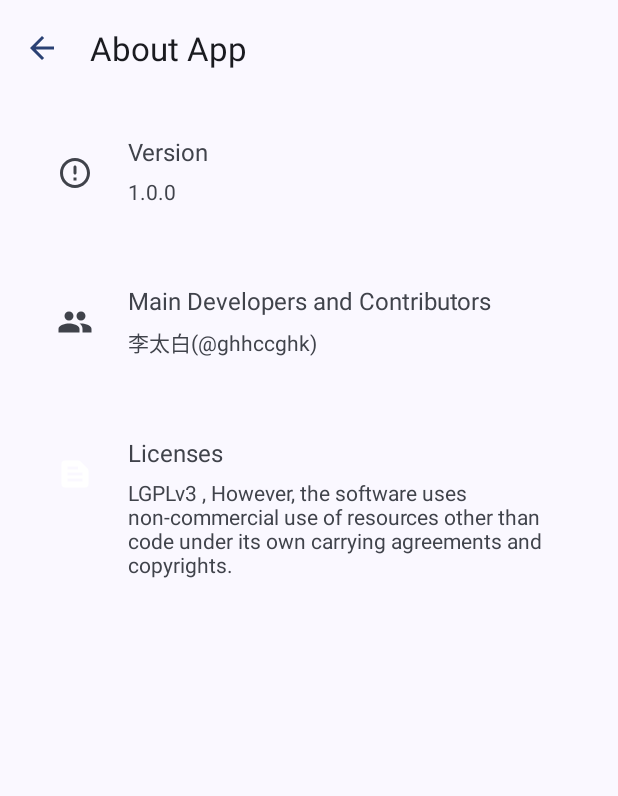
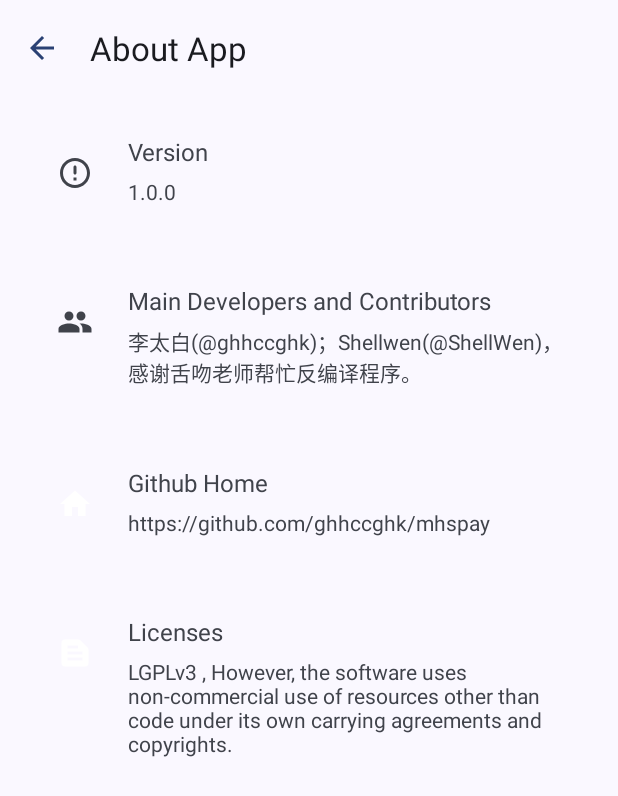
Before and after one commit to ghhccghk/mhspay, an Android app built with Jetpack Compose: the AboutFragment screen opened directly, with no data from a screen before it, after a tap on "Licenses", on a phone screen of 412 x 824 dp. Shown: the top 796 px of the screen. Run offline under Robolectric (Android 15) with nearby library versions, the phone set to English and light mode, and no system bars.

Commit message:
优化关于界面

```diff
--- a/app/src/main/java/com/mihuashi/paybyfinger/ui/fragment/AboutFragment.kt
+++ b/app/src/main/java/com/mihuashi/paybyfinger/ui/fragment/AboutFragment.kt
@@ -9,6 +9,7 @@ import android.view.View
 import android.view.ViewGroup
 import android.widget.ImageView
 import android.widget.TextView
+import android.widget.Toast
 import androidx.appcompat.app.AppCompatActivity
 import androidx.recyclerview.widget.LinearLayoutManager
 import androidx.recyclerview.widget.RecyclerView
@@ -34,18 +35,26 @@ class AboutFragment : AppCompatActivity() {
         val items = listOf(
             ListItem(this.getString(R.string.version_name), BuildConfig.VERSION_NAME,R.drawable.ic_round_error_outline),
             ListItem(this.getString(R.string.Developers), this.getString(R.string.Developers_name),R.drawable.people),
+            ListItem(this.getString(R.string.github_home), this.getString(R.string.github_home_name),R.drawable.baseline_home_24),
             ListItem(this.getString(R.string.licenses), this.getString(R.string.licenses_name),R.drawable.baseline_text_snippet_24)
         )
 
         // 初始化适配器并设置点击事件
         val adapter = ListAdapter(items) { item ->
             // 点击事件处理
-            if (item.title == this.getString(R.string.Developers)) {
+            if (item.title == this.getString(R.string.github_home)) {
                 val url = "https://github.com/ghhccghk/mhspay"
                 val intent = Intent(Intent.ACTION_VIEW, Uri.parse(url))
                 startActivity(intent)
             }
-            //Toast.makeText(this, "Clicked: ${item.title}", Toast.LENGTH_SHORT).show()
+            if (item.title == this.getString(R.string.licenses)) {
+                val url = "https://www.gnu.org/licenses/lgpl-3.0.txt"
+                val intent = Intent(Intent.ACTION_VIEW, Uri.parse(url))
+                startActivity(intent)
+            }
+            if (item.title == this.getString(R.string.version_name)) {
+                Toast.makeText(this,this.getString(R.string.play_yuanshen),Toast.LENGTH_SHORT).show()
+            }
         }
 
 
--- /dev/null
+++ b/app/src/main/res/drawable/baseline_home_24.xml
@@ -0,0 +1,5 @@
+<vector xmlns:android="http://schemas.android.com/apk/res/android" android:height="24dp" android:tint="#FFFFFF" android:viewportHeight="24" android:viewportWidth="24" android:width="24dp">
+
+    <path android:fillColor="@android:color/white" android:pathData="M10,20v-6h4v6h5v-8h3L12,3 2,12h3v8z"/>
+
+</vector>
--- a/app/src/main/res/values/strings.xml
+++ b/app/src/main/res/values/strings.xml
@@ -22,8 +22,11 @@
     <string name="element_text" translatable="false">123</string>
     <string name="icon" translatable="false">1</string>
     <string name="Developers">Main Developers and Contributors</string>
-    <string name="Developers_name" translatable="false">李太白(@ghhccghk)</string>
+    <string name="Developers_name" translatable="false">李太白(@ghhccghk)；Shellwen(@ShellWen)，感谢舌吻老师帮忙反编译程序。</string>
     <string name="version_name">Version</string>
     <string name="licenses">Licenses</string>
     <string name="licenses_name">LGPLv3 , However, the software uses non-commercial use of resources other than code under its own carrying agreements and copyrights.</string>
+    <string name="github_home">Github Home</string>
+    <string name="github_home_name" translatable="false">https://github.com/ghhccghk/mhspay</string>
+    <string name="play_yuanshen">I want to play Genshin.</string>
 </resources>
```
Also changed, not shown: 1 other file.
